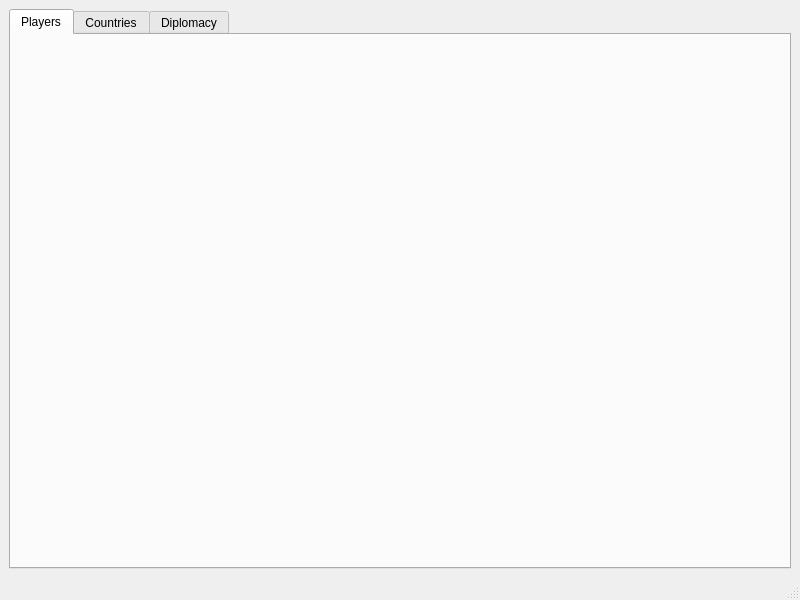
Above: mainwindow.ui from AymericFabian/WarAgeOfImperialism before the change. Below: the same form after it.
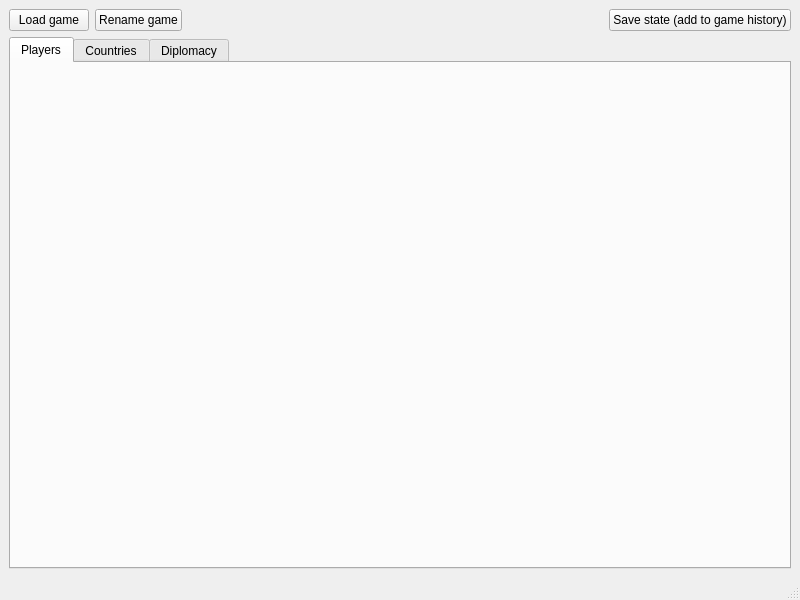
That is the form after the change. The open tabs and pages were chosen to show the change. Custom widgets are drawn as their Qt base class.

Commit message: save/load game

The edit to the form file:
```diff
--- a/mainwindow.ui
+++ b/mainwindow.ui
@@ -15,7 +15,7 @@
   </property>
   <widget class="QWidget" name="centralwidget">
    <layout class="QGridLayout" name="gridLayout">
-    <item row="0" column="0">
+    <item row="1" column="0">
      <widget class="QTabWidget" name="tabWidget">
       <property name="currentIndex">
        <number>2</number>
@@ -86,6 +86,44 @@
       </widget>
      </widget>
     </item>
+    <item row="0" column="0">
+     <layout class="QHBoxLayout" name="horizontalLayout">
+      <item>
+       <widget class="QPushButton" name="loadButton">
+        <property name="text">
+         <string>Load game</string>
+        </property>
+       </widget>
+      </item>
+      <item>
+       <widget class="QPushButton" name="saveAsButton">
+        <property name="text">
+         <string>Rename game</string>
+        </property>
+       </widget>
+      </item>
+      <item>
+       <spacer name="horizontalSpacer">
+        <property name="orientation">
+         <enum>Qt::Horizontal</enum>
+        </property>
+        <property name="sizeHint" stdset="0">
+         <size>
+          <width>40</width>
+          <height>20</height>
+         </size>
+        </property>
+       </spacer>
+      </item>
+      <item>
+       <widget class="QPushButton" name="saveStateButton">
+        <property name="text">
+         <string>Save state (add to game history)</string>
+        </property>
+       </widget>
+      </item>
+     </layout>
+    </item>
    </layout>
   </widget>
   <widget class="QMenuBar" name="menubar">
```
Left out of the diff: 2 changed lines with no effect on the pictures. The commit also changes 9 other files.
